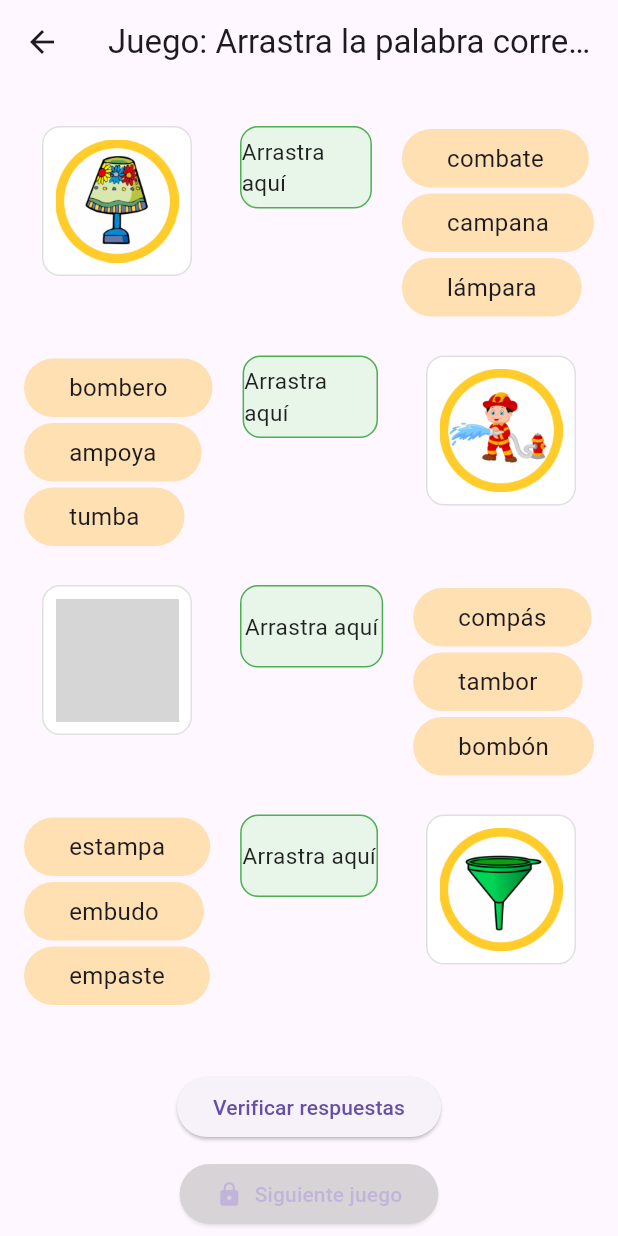
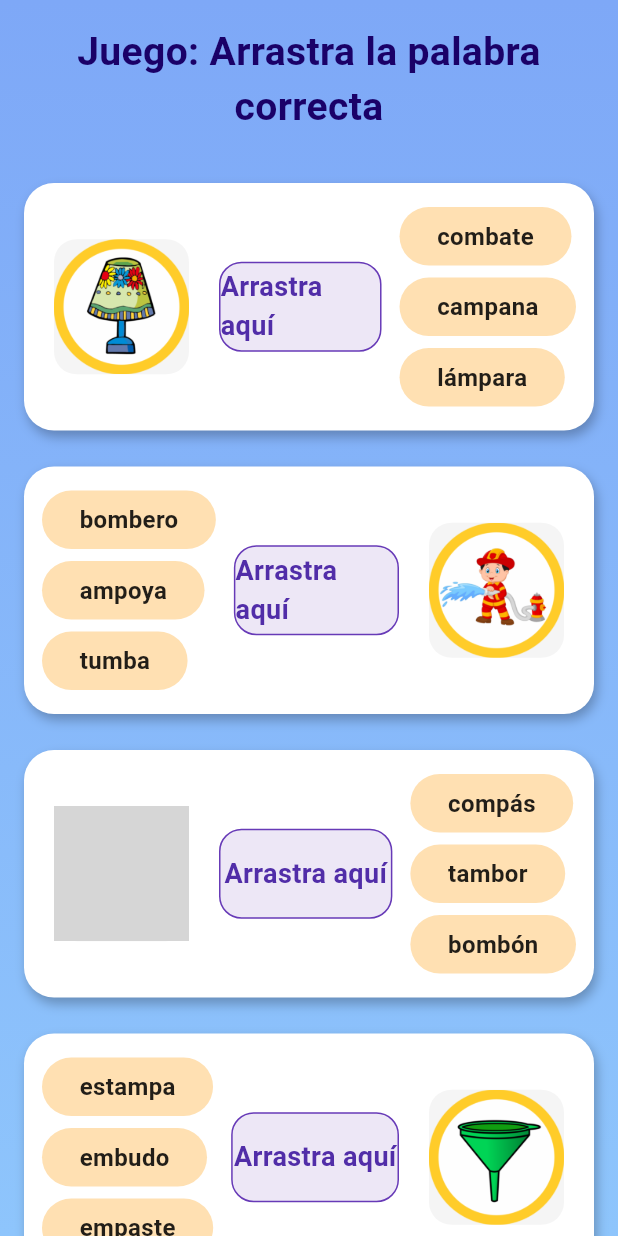
Before and after one commit to Marant7/proyectoMoviles, a Flutter app: the JuegoDragDrop2 screen opened directly, on a phone screen of 412 x 824 dp. Run offline on Flutter 3.47's test engine with Material 3 defaults, Android fonts, the light colour scheme and no system bars; our stand-ins replace confetti; grey boxes are pictures that could not be loaded.

Commit message:
diseño juego2

```diff
--- a/lib/games/juego_2.dart
+++ b/lib/games/juego_2.dart
@@ -1,6 +1,6 @@
 import 'package:flutter/material.dart';
-import 'package:flutter_jueguito/games/juego_3.dart';
-import 'package:flutter_jueguito/mensaje/celebracion.dart';
+import 'juego_3.dart';
+import '../mensaje/celebracion.dart';
 
 class Question {
   final String imagePath;
@@ -16,10 +16,10 @@ class Question {
 
 class JuegoDragDrop2 extends StatefulWidget {
   @override
-  _JuegoDragDropState createState() => _JuegoDragDropState();
+  _JuegoDragDropState2 createState() => _JuegoDragDropState2();
 }
 
-class _JuegoDragDropState extends State<JuegoDragDrop2> {
+class _JuegoDragDropState2 extends State<JuegoDragDrop2> {
   final List<Question> questions = [
     Question(
       imagePath: 'assets/images/lampara.png',
@@ -60,40 +60,63 @@ class _JuegoDragDropState extends State<JuegoDragDrop2> {
     });
 
     if (allCorrect) {
-    Celebracion.mostrar(context); // 🎉 Muestra la celebración
+      Celebracion.mostrar(context);
+    }
   }
 
-  ScaffoldMessenger.of(context).showSnackBar(
-    SnackBar(
-      content: Text(
-        allCorrect
-            ? '¡Todas las respuestas son correctas! 🎉'
-            : 'Hay respuestas incorrectas ❌',
-      ),
-    ),
+  void goToNextGame() {
+    Navigator.push(
+      context,
+      MaterialPageRoute(builder: (_) => JuegoDragDrop3()),
     );
-}
-
-
-  void goToNextGame() {
-    Navigator.push(context, MaterialPageRoute(builder: (_) => JuegoDragDrop3()));
   }
 
   @override
   Widget build(BuildContext context) {
     return Scaffold(
-      appBar: AppBar(title: Text('Juego: Arrastra la palabra correcta')),
-      body: SingleChildScrollView(
+      body: Container(
+        decoration: const BoxDecoration(
+          gradient: LinearGradient(
+            colors: [Color.fromARGB(255, 126, 168, 247), Color(0xFF8EC5FC)],
+            begin: Alignment.topCenter,
+            end: Alignment.bottomCenter,
+          ),
+        ),
+        child: SafeArea(
+          child: SingleChildScrollView(
             padding: const EdgeInsets.all(16.0),
             child: Column(
               children: [
+                Text(
+                  'Juego: Arrastra la palabra correcta',
+                  style: TextStyle(
+                    fontSize: 26,
+                    fontWeight: FontWeight.bold,
+                    color: const Color.fromARGB(255, 26, 1, 104),
+                  ),
+                  textAlign: TextAlign.center,
+                ),
+                SizedBox(height: 20),
                 ...List.generate(questions.length, (index) {
                   final q = questions[index];
                   final isImageLeft = index % 2 == 0;
                   return Padding(
                     padding: const EdgeInsets.symmetric(vertical: 12.0),
+                    child: Container(
+                      decoration: BoxDecoration(
+                        color: Colors.white,
+                        borderRadius: BorderRadius.circular(20),
+                        boxShadow: [
+                          BoxShadow(
+                            color: Colors.black26,
+                            blurRadius: 6,
+                            offset: Offset(2, 4),
+                          ),
+                        ],
+                      ),
+                      padding: EdgeInsets.all(12),
                       child: Row(
-                  crossAxisAlignment: CrossAxisAlignment.start,
+                        crossAxisAlignment: CrossAxisAlignment.center,
                         children:
                             isImageLeft
                                 ? [
@@ -107,36 +130,78 @@ class _JuegoDragDropState extends State<JuegoDragDrop2> {
                                   imageBox(q.imagePath),
                                 ],
                       ),
+                    ),
                   );
                 }),
-            SizedBox(height: 30),
+                SizedBox(height: 20),
                 ElevatedButton(
                   onPressed: checkAnswers,
-              child: Text('Verificar respuestas'),
+                  style: ElevatedButton.styleFrom(
+                    backgroundColor: const Color.fromARGB(255, 8, 10, 156),
+                    padding: EdgeInsets.symmetric(horizontal: 30, vertical: 12),
+                    shape: RoundedRectangleBorder(
+                      borderRadius: BorderRadius.circular(30),
                     ),
-            SizedBox(height: 10),
+                  ),
+                  child: Text(
+                    'Verificar respuestas',
+                    style: TextStyle(
+                      fontSize: 18,
+                      fontWeight: FontWeight.bold,
+                      color: Colors.white, // <-- el color
+                    ),
+                  ),
+                ),
+                SizedBox(height: 20),
                 if (isUnlocked)
                   ElevatedButton(
                     onPressed: goToNextGame,
-                style: ElevatedButton.styleFrom(backgroundColor: Colors.green),
-                child: Text('Siguiente juego'),
+                    style: ElevatedButton.styleFrom(
+                      backgroundColor: const Color.fromARGB(255, 41, 134, 255),
+                      padding: EdgeInsets.symmetric(
+                        horizontal: 30,
+                        vertical: 12,
+                      ),
+                      shape: RoundedRectangleBorder(
+                        borderRadius: BorderRadius.circular(30),
+                      ),
+                    ),
+                    child: Text(
+                      'Siguiente juego',
+                      style: TextStyle(
+                        fontSize: 18,
+                        fontWeight: FontWeight.bold,
+                      ),
+                    ),
                   )
                 else
                   Opacity(
-                opacity: 0.4,
+                    opacity: 0.5,
                     child: IgnorePointer(
-                  child: ElevatedButton(
+                      child: ElevatedButton.icon(
                         onPressed: () {},
+                        icon: Icon(Icons.lock),
+                        label: Text(
+                          'Siguiente juego',
+                          style: TextStyle(
+                            fontSize: 18,
+                            fontWeight: FontWeight.bold,
+                          ),
+                        ),
                         style: ElevatedButton.styleFrom(
-                      backgroundColor: Colors.grey,
+                          backgroundColor: const Color.fromARGB(
+                            255,
+                            255,
+                            255,
+                            255,
                           ),
-                    child: Row(
-                      mainAxisSize: MainAxisSize.min,
-                      children: [
-                        Icon(Icons.lock),
-                        SizedBox(width: 8),
-                        Text('Siguiente juego'),
-                      ],
+                          padding: EdgeInsets.symmetric(
+                            horizontal: 30,
+                            vertical: 12,
+                          ),
+                          shape: RoundedRectangleBorder(
+                            borderRadius: BorderRadius.circular(30),
+                          ),
                         ),
                       ),
                     ),
@@ -144,22 +209,23 @@ class _JuegoDragDropState extends State<JuegoDragDrop2> {
               ],
             ),
           ),
+        ),
+      ),
     );
   }
 
   Widget imageBox(String imagePath) {
     return Container(
-      width: 100,
-      height: 100,
-      margin: EdgeInsets.symmetric(horizontal: 12),
+      width: 90,
+      height: 90,
+      margin: EdgeInsets.symmetric(horizontal: 8),
       decoration: BoxDecoration(
-        border: Border.all(color: Colors.grey.shade300),
-        borderRadius: BorderRadius.circular(12),
-        color: Colors.white,
+        borderRadius: BorderRadius.circular(15),
+        color: Colors.grey.shade100,
       ),
-      child: Padding(
-        padding: const EdgeInsets.all(8.0),
-        child: Image.asset(imagePath, fit: BoxFit.contain),
+      child: ClipRRect(
+        borderRadius: BorderRadius.circular(15),
+        child: Image.asset(imagePath, fit: BoxFit.cover),
       ),
     );
   }
@@ -170,7 +236,7 @@ class _JuegoDragDropState extends State<JuegoDragDrop2> {
       children:
           options.map((word) {
             return Padding(
-              padding: const EdgeInsets.symmetric(vertical: 2.0),
+              padding: const EdgeInsets.symmetric(vertical: 4.0),
               child: Draggable<String>(
                 data: word,
                 feedback: Material(
@@ -187,7 +253,6 @@ class _JuegoDragDropState extends State<JuegoDragDrop2> {
 
   Widget dropZone(int questionIndex) {
     final answer = userAnswers[questionIndex];
-
     return DragTarget<String>(
       onAccept: (data) {
         setState(() {
@@ -196,17 +261,21 @@ class _JuegoDragDropState extends State<JuegoDragDrop2> {
       },
       builder: (context, candidateData, rejectedData) {
         return Container(
-          height: 55,
-          margin: EdgeInsets.symmetric(horizontal: 20),
+          height: 60,
+          margin: EdgeInsets.symmetric(horizontal: 12),
           decoration: BoxDecoration(
-            color: Colors.green[50],
-            borderRadius: BorderRadius.circular(12),
-            border: Border.all(color: Colors.green),
+            color: Colors.deepPurple[50],
+            borderRadius: BorderRadius.circular(15),
+            border: Border.all(color: Colors.deepPurple),
           ),
           alignment: Alignment.center,
           child: Text(
             answer ?? 'Arrastra aquí',
-            style: TextStyle(fontSize: 15, color: Colors.black87),
+            style: TextStyle(
+              fontSize: 18,
+              fontWeight: FontWeight.bold,
+              color: Colors.deepPurple[700],
+            ),
           ),
         );
       },
@@ -215,22 +284,29 @@ class _JuegoDragDropState extends State<JuegoDragDrop2> {
 
   Widget wordChip(String word, {bool isDragging = false}) {
     return Container(
-      padding: EdgeInsets.symmetric(horizontal: 30, vertical: 8),
+      padding: EdgeInsets.symmetric(horizontal: 25, vertical: 8),
       decoration: BoxDecoration(
         color: isDragging ? Colors.orange[300] : Colors.orange[100],
-        borderRadius: BorderRadius.circular(20),
+        borderRadius: BorderRadius.circular(30),
         boxShadow:
             isDragging
                 ? [
                   BoxShadow(
                     color: Colors.black26,
-                    blurRadius: 4,
-                    offset: Offset(2, 2),
+                    blurRadius: 6,
+                    offset: Offset(2, 4),
                   ),
                 ]
                 : [],
       ),
-      child: Text(word, style: TextStyle(fontSize: 16)),
+      child: Text(
+        word,
+        style: TextStyle(
+          fontSize: 16,
+          fontWeight: FontWeight.bold,
+          color: Colors.black87,
+        ),
+      ),
     );
   }
 }
```
Lines whose indentation alone changed are shown as unchanged.
